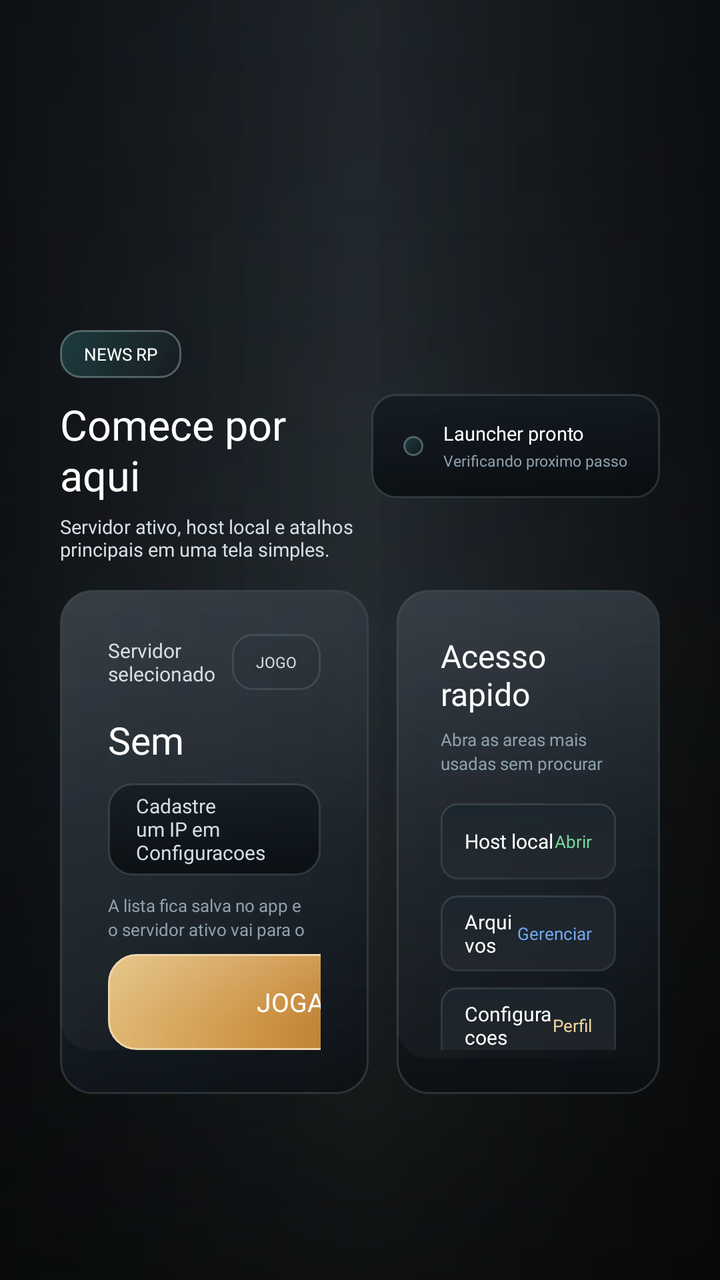
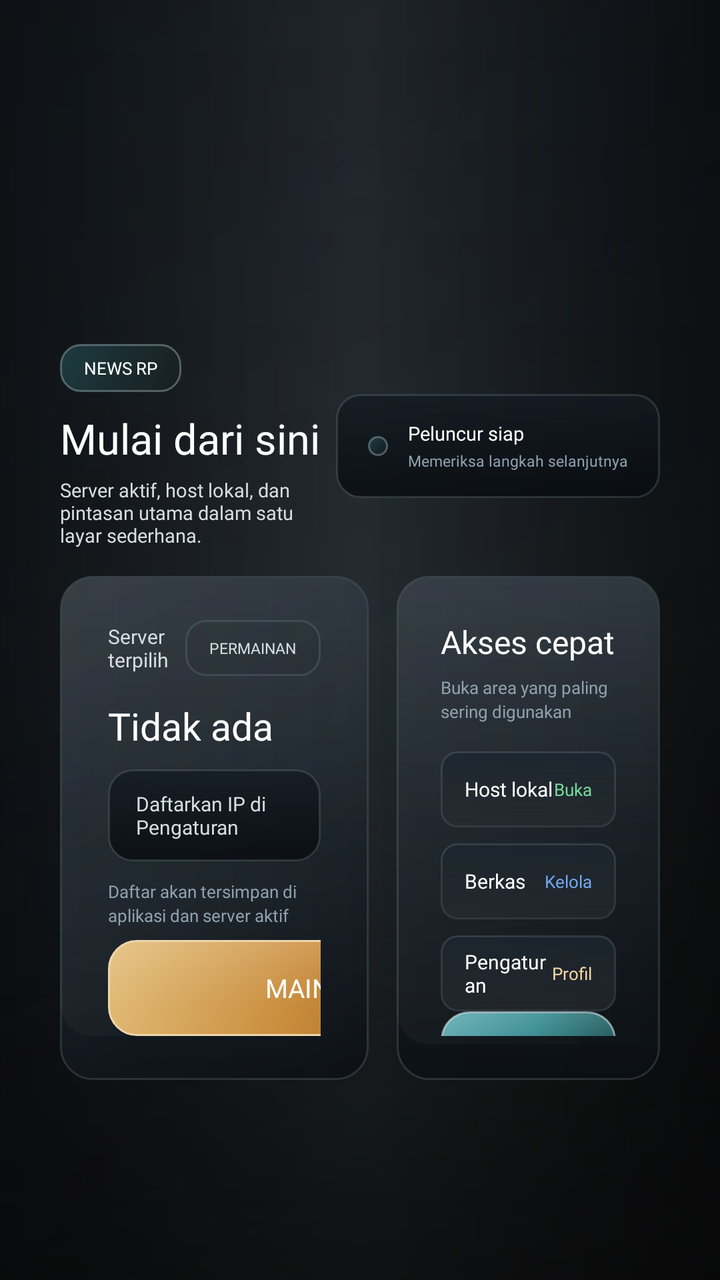

Before-and-after screenshots of an Android layout around one commit, followed by the original layout XML and the change that was made.
<!-- AndroidManifest.xml: application theme Theme.AppCompat.Light.NoActionBar.FullScreen -->
<!-- res/layout/fragment_home.xml -->
<?xml version="1.0" encoding="utf-8"?>
<FrameLayout xmlns:android="http://schemas.android.com/apk/res/android"
    android:id="@+id/home_root"
    android:layout_width="match_parent"
    android:layout_height="match_parent">

    <View
        android:layout_width="match_parent"
        android:layout_height="match_parent"
        android:background="@drawable/home_overlay" />

    <ScrollView
        android:layout_width="match_parent"
        android:layout_height="match_parent"
        android:clipToPadding="false"
        android:fillViewport="true">

        <LinearLayout
            android:layout_width="match_parent"
            android:layout_height="wrap_content"
            android:gravity="center_vertical"
            android:orientation="vertical"
            android:paddingStart="30dp"
            android:paddingTop="90dp"
            android:paddingEnd="30dp"
            android:paddingBottom="18dp">

            <LinearLayout
                android:layout_width="match_parent"
                android:layout_height="wrap_content"
                android:gravity="center_vertical"
                android:orientation="horizontal">

                <LinearLayout
                    android:layout_width="0dp"
                    android:layout_height="wrap_content"
                    android:layout_weight="1"
                    android:orientation="vertical">

                    <TextView
                        android:layout_width="wrap_content"
                        android:layout_height="wrap_content"
                        android:background="@drawable/home_news_badge"
                        android:fontFamily="@font/montserrat_bold"
                        android:letterSpacing="0"
                        android:paddingStart="12dp"
                        android:paddingTop="6dp"
                        android:paddingEnd="12dp"
                        android:paddingBottom="6dp"
                        android:text="NEWS RP"
                        android:textAllCaps="true"
                        android:textColor="@android:color/white"
                        android:textSize="8.5sp" />

                    <TextView
                        android:layout_width="wrap_content"
                        android:layout_height="wrap_content"
                        android:layout_marginTop="9dp"
                        android:fontFamily="@font/montserrat_black"
                        android:lineSpacingExtra="1dp"
                        android:maxWidth="520dp"
                        android:text="Comece por aqui"
                        android:textColor="@android:color/white"
                        android:textSize="21sp" />

                    <TextView
                        android:layout_width="wrap_content"
                        android:layout_height="wrap_content"
                        android:layout_marginTop="5dp"
                        android:fontFamily="@font/montserrat_medium"
                        android:maxWidth="620dp"
                        android:text="Servidor ativo, host local e atalhos principais em uma tela simples."
                        android:textColor="@color/launcher_text_secondary"
                        android:textSize="9.5sp" />
                </LinearLayout>

                <LinearLayout
                    android:layout_width="wrap_content"
                    android:layout_height="52dp"
                    android:background="@drawable/launcher_field_surface_dark"
                    android:gravity="center_vertical"
                    android:orientation="horizontal"
                    android:paddingStart="16dp"
                    android:paddingEnd="16dp">

                    <TextView
                        android:id="@+id/home_readiness_dot"
                        android:layout_width="10dp"
                        android:layout_height="10dp"
                        android:background="@drawable/home_news_badge" />

                    <LinearLayout
                        android:layout_width="wrap_content"
                        android:layout_height="wrap_content"
                        android:layout_marginStart="10dp"
                        android:orientation="vertical">

                        <TextView
                            android:id="@+id/home_readiness_title"
                            android:layout_width="wrap_content"
                            android:layout_height="wrap_content"
                            android:fontFamily="@font/montserrat_bold"
                            android:text="Launcher pronto"
                            android:textColor="@android:color/white"
                            android:textSize="9.5sp" />

                        <TextView
                            android:id="@+id/home_readiness_body"
                            android:layout_width="wrap_content"
                            android:layout_height="wrap_content"
                            android:layout_marginTop="2dp"
                            android:fontFamily="@font/montserrat_medium"
                            android:text="Verificando proximo passo"
                            android:textColor="@color/launcher_text_muted"
                            android:textSize="7.5sp" />
                    </LinearLayout>
                </LinearLayout>
            </LinearLayout>

            <LinearLayout
                android:layout_width="match_parent"
                android:layout_height="wrap_content"
                android:layout_marginTop="14dp"
                android:gravity="center_vertical"
                android:orientation="horizontal">

                <LinearLayout
                    android:layout_width="0dp"
                    android:layout_height="252dp"
                    android:layout_marginEnd="14dp"
                    android:layout_weight="1.08"
                    android:background="@drawable/launcher_hero_panel"
                    android:orientation="vertical"
                    android:paddingStart="24dp"
                    android:paddingTop="22dp"
                    android:paddingEnd="24dp"
                    android:paddingBottom="22dp">

                    <LinearLayout
                        android:layout_width="match_parent"
                        android:layout_height="wrap_content"
                        android:gravity="center_vertical"
                        android:orientation="horizontal">

                        <TextView
                            android:layout_width="0dp"
                            android:layout_height="wrap_content"
                            android:layout_weight="1"
                            android:fontFamily="@font/montserrat_bold"
                            android:text="Servidor selecionado"
                            android:textColor="@color/launcher_text_secondary"
                            android:textSize="10sp" />

                        <TextView
                            android:layout_width="wrap_content"
                            android:layout_height="28dp"
                            android:background="@drawable/launcher_badge_outline"
                            android:fontFamily="@font/montserrat_bold"
                            android:gravity="center"
                            android:paddingStart="12dp"
                            android:paddingEnd="12dp"
                            android:text="JOGO"
                            android:textColor="@color/launcher_text_secondary"
                            android:textSize="7.5sp" />
                    </LinearLayout>

                    <TextView
                        android:id="@+id/selected_server_name"
                        android:layout_width="match_parent"
                        android:layout_height="wrap_content"
                        android:layout_marginTop="12dp"
                        android:fontFamily="@font/montserrat_black"
                        android:maxLines="1"
                        android:text="Sem servidor ativo"
                        android:textColor="@android:color/white"
                        android:textSize="19sp" />

                    <TextView
                        android:id="@+id/selected_server_address"
                        android:layout_width="match_parent"
                        android:layout_height="46dp"
                        android:layout_marginTop="9dp"
                        android:background="@drawable/launcher_field_surface_dark"
                        android:fontFamily="@font/montserrat_medium"
                        android:gravity="center_vertical"
                        android:paddingStart="14dp"
                        android:paddingEnd="14dp"
                        android:text="Cadastre um IP em Configuracoes"
                        android:textColor="@color/launcher_text_secondary"
                        android:textSize="10sp" />

                    <TextView
                        android:id="@+id/selected_server_hint"
                        android:layout_width="match_parent"
                        android:layout_height="wrap_content"
                        android:layout_marginTop="9dp"
                        android:fontFamily="@font/montserrat_medium"
                        android:lineSpacingExtra="2dp"
                        android:maxLines="2"
                        android:text="A lista fica salva no app e o servidor ativo vai para o arquivo do jogo."
                        android:textColor="@color/launcher_text_muted"
                        android:textSize="8.5sp" />

                    <LinearLayout
                        android:layout_width="match_parent"
                        android:layout_height="0dp"
                        android:layout_weight="1" />

                    <LinearLayout
                        android:layout_width="match_parent"
                        android:layout_height="48dp"
                        android:gravity="center_vertical"
                        android:orientation="horizontal">

                        <Button
                            android:id="@+id/play_button"
                            android:layout_width="190dp"
                            android:layout_height="48dp"
                            android:background="@drawable/home_play_button"
                            android:fontFamily="@font/montserrat_black"
                            android:letterSpacing="0"
                            android:text="JOGAR"
                            android:textAllCaps="false"
                            android:textColor="@android:color/white"
                            android:textSize="13sp" />

                        <Button
                            android:id="@+id/select_server_button"
                            android:layout_width="190dp"
                            android:layout_height="48dp"
                            android:layout_marginStart="10dp"
                            android:background="@drawable/home_server_select_button"
                            android:fontFamily="@font/montserrat_bold"
                            android:letterSpacing="0"
                            android:text="Trocar servidor"
                            android:textAllCaps="false"
                            android:textColor="@android:color/white"
                            android:textSize="10.5sp" />
                    </LinearLayout>
                </LinearLayout>

                <LinearLayout
                    android:layout_width="0dp"
                    android:layout_height="252dp"
                    android:layout_weight="0.92"
                    android:background="@drawable/home_panel_surface"
                    android:orientation="vertical"
                    android:paddingStart="22dp"
                    android:paddingTop="22dp"
                    android:paddingEnd="22dp"
                    android:paddingBottom="22dp">

                    <TextView
                        android:layout_width="wrap_content"
                        android:layout_height="wrap_content"
                        android:fontFamily="@font/montserrat_black"
                        android:text="Acesso rapido"
                        android:textColor="@android:color/white"
                        android:textSize="16sp" />

                    <TextView
                        android:layout_width="match_parent"
                        android:layout_height="wrap_content"
                        android:layout_marginTop="6dp"
                        android:fontFamily="@font/montserrat_medium"
                        android:lineSpacingExtra="2dp"
                        android:maxLines="2"
                        android:text="Abra as areas mais usadas sem procurar no menu."
                        android:textColor="@color/launcher_text_muted"
                        android:textSize="8.5sp" />

                    <LinearLayout
                        android:id="@+id/home_quick_host"
                        android:layout_width="match_parent"
                        android:layout_height="38dp"
                        android:layout_marginTop="14dp"
                        android:background="@drawable/launcher_stat_tile"
                        android:gravity="center_vertical"
                        android:orientation="horizontal"
                        android:paddingStart="12dp"
                        android:paddingEnd="12dp">

                        <TextView
                            android:layout_width="0dp"
                            android:layout_height="wrap_content"
                            android:layout_weight="1"
                            android:fontFamily="@font/montserrat_bold"
                            android:text="Host local"
                            android:textColor="@android:color/white"
                            android:textSize="10sp" />

                        <TextView
                            android:layout_width="wrap_content"
                            android:layout_height="wrap_content"
                            android:fontFamily="@font/montserrat_bold"
                            android:text="Abrir"
                            android:textColor="@color/launcher_success"
                            android:textSize="8.5sp" />
                    </LinearLayout>

                    <LinearLayout
                        android:id="@+id/home_quick_files"
                        android:layout_width="match_parent"
                        android:layout_height="38dp"
                        android:layout_marginTop="8dp"
                        android:background="@drawable/launcher_stat_tile"
                        android:gravity="center_vertical"
                        android:orientation="horizontal"
                        android:paddingStart="12dp"
                        android:paddingEnd="12dp">

                        <TextView
                            android:layout_width="0dp"
                            android:layout_height="wrap_content"
                            android:layout_weight="1"
                            android:fontFamily="@font/montserrat_bold"
                            android:text="Arquivos"
                            android:textColor="@android:color/white"
                            android:textSize="10sp" />

                        <TextView
                            android:layout_width="wrap_content"
                            android:layout_height="wrap_content"
                            android:fontFamily="@font/montserrat_bold"
                            android:text="Gerenciar"
                            android:textColor="@color/launcher_accent_blue"
                            android:textSize="8.5sp" />
                    </LinearLayout>

                    <LinearLayout
                        android:id="@+id/home_quick_settings"
                        android:layout_width="match_parent"
                        android:layout_height="38dp"
                        android:layout_marginTop="8dp"
                        android:background="@drawable/launcher_stat_tile"
                        android:gravity="center_vertical"
                        android:orientation="horizontal"
                        android:paddingStart="12dp"
                        android:paddingEnd="12dp">

                        <TextView
                            android:layout_width="0dp"
                            android:layout_height="wrap_content"
                            android:layout_weight="1"
                            android:fontFamily="@font/montserrat_bold"
                            android:text="Configuracoes"
                            android:textColor="@android:color/white"
                            android:textSize="10sp" />

                        <TextView
                            android:layout_width="wrap_content"
                            android:layout_height="wrap_content"
                            android:fontFamily="@font/montserrat_bold"
                            android:text="Perfil"
                            android:textColor="@color/launcher_accent_gold_bright"
                            android:textSize="8.5sp" />
                    </LinearLayout>

                    <LinearLayout
                        android:layout_width="match_parent"
                        android:layout_height="0dp"
                        android:layout_weight="1" />

                    <TextView
                        android:id="@+id/home_next_step_button"
                        android:layout_width="match_parent"
                        android:layout_height="34dp"
                        android:background="@drawable/home_server_select_button"
                        android:fontFamily="@font/montserrat_bold"
                        android:gravity="center"
                        android:text="Proximo passo"
                        android:textColor="@android:color/white"
                        android:textSize="9sp" />
                </LinearLayout>
            </LinearLayout>
        </LinearLayout>
    </ScrollView>
</FrameLayout>
<!-- resources referenced by this layout -->
<resources>
  <color name="launcher_accent_blue">#72A8F0</color>
  <color name="launcher_accent_gold_bright">#F2D6A3</color>
  <color name="launcher_success">#78D99C</color>
  <color name="launcher_text_muted">#8FA1AE</color>
  <color name="launcher_text_secondary">#D4DEE4</color>
  <!-- drawable home_news_badge (drawable) -->
  <?xml version="1.0" encoding="utf-8"?>
  <shape xmlns:android="http://schemas.android.com/apk/res/android"
      android:shape="rectangle">
      <gradient
          android:angle="315"
          android:startColor="#6C2D6F73"
          android:endColor="#33192325" />
      <corners android:radius="10dp" />
      <stroke
          android:width="1dp"
          android:color="#5DBBD4D5" />
  </shape>
  <!-- drawable launcher_badge_outline (drawable) -->
  <?xml version="1.0" encoding="utf-8"?>
  <shape xmlns:android="http://schemas.android.com/apk/res/android"
      android:shape="rectangle">
      <gradient
          android:angle="0"
          android:startColor="#221D2931"
          android:endColor="#120D1218" />
      <corners android:radius="10dp" />
      <stroke
          android:width="1dp"
          android:color="@color/launcher_border_soft" />
  </shape>
  <!-- drawable launcher_field_surface_dark (drawable) -->
  <?xml version="1.0" encoding="utf-8"?>
  <shape xmlns:android="http://schemas.android.com/apk/res/android"
      android:shape="rectangle">
      <gradient
          android:angle="270"
          android:startColor="#C9121A22"
          android:endColor="#D2070B0F" />
      <corners android:radius="12dp" />
      <stroke
          android:width="1dp"
          android:color="@color/launcher_border_soft" />
  </shape>
  <!-- drawable launcher_stat_tile (drawable) -->
  <?xml version="1.0" encoding="utf-8"?>
  <layer-list xmlns:android="http://schemas.android.com/apk/res/android">
      <item>
          <shape android:shape="rectangle">
              <gradient
                  android:angle="270"
                  android:startColor="#D91B252D"
                  android:centerColor="#C0141C23"
                  android:endColor="#A0080D12" />
              <corners android:radius="8dp" />
              <stroke
                  android:width="1dp"
                  android:color="@color/launcher_border_soft" />
          </shape>
      </item>
      <item
          android:left="1dp"
          android:top="1dp"
          android:right="1dp"
          android:bottom="1dp">
          <shape android:shape="rectangle">
              <gradient
                  android:angle="90"
                  android:startColor="#14FFFFFF"
                  android:endColor="#00FFFFFF" />
              <corners android:radius="7dp" />
          </shape>
      </item>
  </layer-list>
  <style name="Theme.AppCompat.Light.NoActionBar.FullScreen" parent="@style/Theme.AppCompat.Light.NoActionBar">
          <item name="android:windowNoTitle">true</item>
          <item name="android:windowActionBar">false</item>
          <item name="android:windowFullscreen">true</item>
          <item name="android:windowContentOverlay">@null</item>
          <item name="android:windowLayoutInDisplayCutoutMode">shortEdges</item>
      </style>
  <color name="launcher_panel_top">#E71B242D</color>
  <color name="launcher_panel_bottom">#D00A0F14</color>
  <color name="launcher_border_soft">#42798A91</color>
  <color name="launcher_accent_teal">#32898C</color>
  <color name="launcher_accent_teal_dark">#174A4F</color>
  <!-- unchanged entries left out for length: 5 -->
</resources>

<!-- the commit's change to res/layout/fragment_home.xml (unified diff, before → after) -->
@@ -59,7 +59,7 @@
                         android:fontFamily="@font/montserrat_black"
                         android:lineSpacingExtra="1dp"
                         android:maxWidth="520dp"
-                        android:text="Comece por aqui"
+                        android:text="Mulai dari sini"
                         android:textColor="@android:color/white"
                         android:textSize="21sp" />
 
@@ -69,7 +69,7 @@
                         android:layout_marginTop="5dp"
                         android:fontFamily="@font/montserrat_medium"
                         android:maxWidth="620dp"
-                        android:text="Servidor ativo, host local e atalhos principais em uma tela simples."
+                        android:text="Server aktif, host lokal, dan pintasan utama dalam satu layar sederhana."
                         android:textColor="@color/launcher_text_secondary"
                         android:textSize="9.5sp" />
                 </LinearLayout>
@@ -100,7 +100,7 @@
                             android:layout_width="wrap_content"
                             android:layout_height="wrap_content"
                             android:fontFamily="@font/montserrat_bold"
-                            android:text="Launcher pronto"
+                            android:text="Peluncur siap"
                             android:textColor="@android:color/white"
                             android:textSize="9.5sp" />
 
@@ -110,7 +110,7 @@
                             android:layout_height="wrap_content"
                             android:layout_marginTop="2dp"
                             android:fontFamily="@font/montserrat_medium"
-                            android:text="Verificando proximo passo"
+                            android:text="Memeriksa langkah selanjutnya"
                             android:textColor="@color/launcher_text_muted"
                             android:textSize="7.5sp" />
                     </LinearLayout>
@@ -147,7 +147,7 @@
                             android:layout_height="wrap_content"
                             android:layout_weight="1"
                             android:fontFamily="@font/montserrat_bold"
-                            android:text="Servidor selecionado"
+                            android:text="Server terpilih"
                             android:textColor="@color/launcher_text_secondary"
                             android:textSize="10sp" />
 
@@ -159,7 +159,7 @@
                             android:gravity="center"
                             android:paddingStart="12dp"
                             android:paddingEnd="12dp"
-                            android:text="JOGO"
+                            android:text="PERMAINAN"
                             android:textColor="@color/launcher_text_secondary"
                             android:textSize="7.5sp" />
                     </LinearLayout>
@@ -171,7 +171,7 @@
                         android:layout_marginTop="12dp"
                         android:fontFamily="@font/montserrat_black"
                         android:maxLines="1"
-                        android:text="Sem servidor ativo"
+                        android:text="Tidak ada server aktif"
                         android:textColor="@android:color/white"
                         android:textSize="19sp" />
 
@@ -185,7 +185,7 @@
                         android:gravity="center_vertical"
                         android:paddingStart="14dp"
                         android:paddingEnd="14dp"
-                        android:text="Cadastre um IP em Configuracoes"
+                        android:text="Daftarkan IP di Pengaturan"
                         android:textColor="@color/launcher_text_secondary"
                         android:textSize="10sp" />
 
@@ -197,7 +197,7 @@
                         android:fontFamily="@font/montserrat_medium"
                         android:lineSpacingExtra="2dp"
                         android:maxLines="2"
-                        android:text="A lista fica salva no app e o servidor ativo vai para o arquivo do jogo."
+                        android:text="Daftar akan tersimpan di aplikasi dan server aktif akan disimpan ke berkas permainan."
                         android:textColor="@color/launcher_text_muted"
                         android:textSize="8.5sp" />
 
@@ -219,7 +219,7 @@
                             android:background="@drawable/home_play_button"
                             android:fontFamily="@font/montserrat_black"
                             android:letterSpacing="0"
-                            android:text="JOGAR"
+                            android:text="MAIN"
                             android:textAllCaps="false"
                             android:textColor="@android:color/white"
                             android:textSize="13sp" />
@@ -232,7 +232,7 @@
                             android:background="@drawable/home_server_select_button"
                             android:fontFamily="@font/montserrat_bold"
                             android:letterSpacing="0"
-                            android:text="Trocar servidor"
+                            android:text="Ganti server"
                             android:textAllCaps="false"
                             android:textColor="@android:color/white"
                             android:textSize="10.5sp" />
@@ -254,7 +254,7 @@
                         android:layout_width="wrap_content"
                         android:layout_height="wrap_content"
                         android:fontFamily="@font/montserrat_black"
-                        android:text="Acesso rapido"
+                        android:text="Akses cepat"
                         android:textColor="@android:color/white"
                         android:textSize="16sp" />
 
@@ -265,7 +265,7 @@
                         android:fontFamily="@font/montserrat_medium"
                         android:lineSpacingExtra="2dp"
                         android:maxLines="2"
-                        android:text="Abra as areas mais usadas sem procurar no menu."
+                        android:text="Buka area yang paling sering digunakan tanpa mencarinya di menu."
                         android:textColor="@color/launcher_text_muted"
                         android:textSize="8.5sp" />
 
@@ -285,7 +285,7 @@
                             android:layout_height="wrap_content"
                             android:layout_weight="1"
                             android:fontFamily="@font/montserrat_bold"
-                            android:text="Host local"
+                            android:text="Host lokal"
                             android:textColor="@android:color/white"
                             android:textSize="10sp" />
 
@@ -293,7 +293,7 @@
                             android:layout_width="wrap_content"
                             android:layout_height="wrap_content"
                             android:fontFamily="@font/montserrat_bold"
-                            android:text="Abrir"
+                            android:text="Buka"
                             android:textColor="@color/launcher_success"
                             android:textSize="8.5sp" />
                     </LinearLayout>
@@ -314,7 +314,7 @@
                             android:layout_height="wrap_content"
                             android:layout_weight="1"
                             android:fontFamily="@font/montserrat_bold"
-                            android:text="Arquivos"
+                            android:text="Berkas"
                             android:textColor="@android:color/white"
                             android:textSize="10sp" />
 
@@ -322,7 +322,7 @@
                             android:layout_width="wrap_content"
                             android:layout_height="wrap_content"
                             android:fontFamily="@font/montserrat_bold"
-                            android:text="Gerenciar"
+                            android:text="Kelola"
                             android:textColor="@color/launcher_accent_blue"
                             android:textSize="8.5sp" />
                     </LinearLayout>
@@ -343,7 +343,7 @@
                             android:layout_height="wrap_content"
                             android:layout_weight="1"
                             android:fontFamily="@font/montserrat_bold"
-                            android:text="Configuracoes"
+                            android:text="Pengaturan"
                             android:textColor="@android:color/white"
                             android:textSize="10sp" />
 
@@ -351,7 +351,7 @@
                             android:layout_width="wrap_content"
                             android:layout_height="wrap_content"
                             android:fontFamily="@font/montserrat_bold"
-                            android:text="Perfil"
+                            android:text="Profil"
                             android:textColor="@color/launcher_accent_gold_bright"
                             android:textSize="8.5sp" />
                     </LinearLayout>
@@ -368,7 +368,7 @@
                         android:background="@drawable/home_server_select_button"
                         android:fontFamily="@font/montserrat_bold"
                         android:gravity="center"
-                        android:text="Proximo passo"
+                        android:text="Langkah selanjutnya"
                         android:textColor="@android:color/white"
                         android:textSize="9sp" />
                 </LinearLayout>
